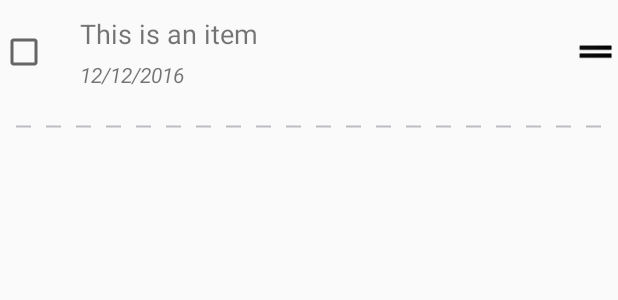
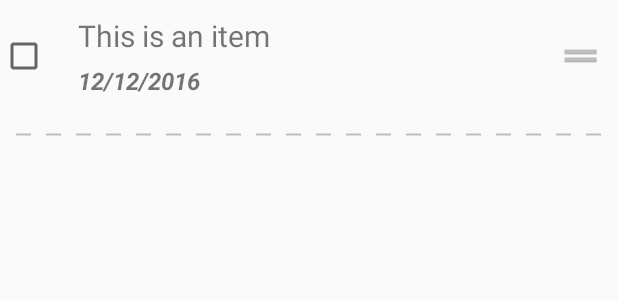
Before and after one commit to JaviMera/TodoList, an Android app: the layout task_item.xml on its own in the app's theme, with its tools: preview values and no code run, on a phone screen of 412 x 824 dp. Shown: the top 300 px of the screen. Run offline under Robolectric (Android 15) with nearby library versions, the phone set to English and light mode, and no system bars.

Commit message:
Modified the color of the drag icon. Switched it to gray color instead of black, and decreased the size of it to avoid making the icon be more important than other parts of the screen.

```diff
--- a/app/src/main/res/layout/task_item.xml
+++ b/app/src/main/res/layout/task_item.xml
@@ -33,7 +33,7 @@
                     android:id="@+id/itemDescriptionView"
                     android:layout_width="wrap_content"
                     android:layout_height="wrap_content"
-                    android:textSize="18sp"
+                    android:textSize="20sp"
                     tools:text="This is an item"
                     android:maxLines="1"
                     android:ellipsize="end"/>
@@ -43,8 +43,8 @@
                     android:layout_width="wrap_content"
                     android:layout_height="wrap_content"
                     android:layout_marginTop="5dp"
-                    android:textSize="14sp"
-                    android:textStyle="italic"
+                    android:textSize="16sp"
+                    android:textStyle="italic|bold"
                     tools:text="12/12/2016"/>
 
             </LinearLayout>
@@ -53,6 +53,7 @@
                 android:id="@+id/dragImageView"
                 android:layout_width="wrap_content"
                 android:layout_height="wrap_content"
+                android:layout_margin="10dp"
                 android:src="@mipmap/ic_drag"
                 android:scaleType="fitCenter"
                 android:adjustViewBounds="true"
```
Also changed, not shown: app/src/main/res/mipmap-hdpi/ic_drag.png, app/src/main/res/mipmap-mdpi/ic_drag.png, app/src/main/res/mipmap-xhdpi/ic_drag.png, app/src/main/res/mipmap-xxhdpi/ic_drag.png, app/src/main/res/mipmap-xxxhdpi/ic_drag.png.
